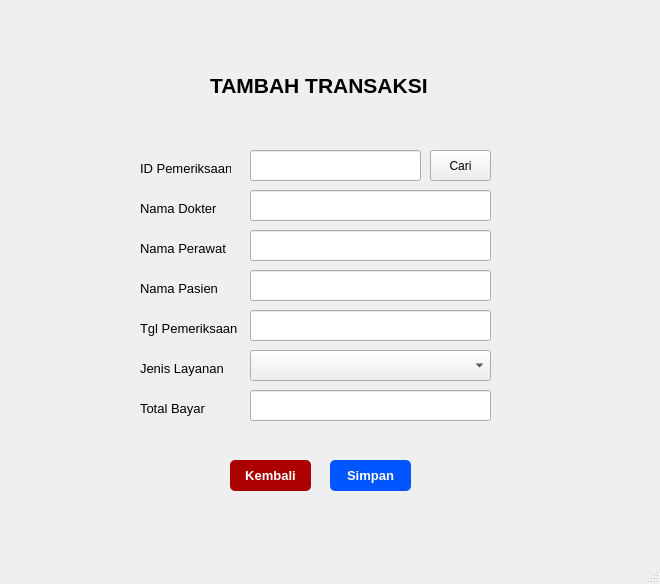
Before: the Qt Designer form form_insert_data_transaksi.ui in naylasalsdev-project/SudiKasusUAS, drawn with Qt 5.
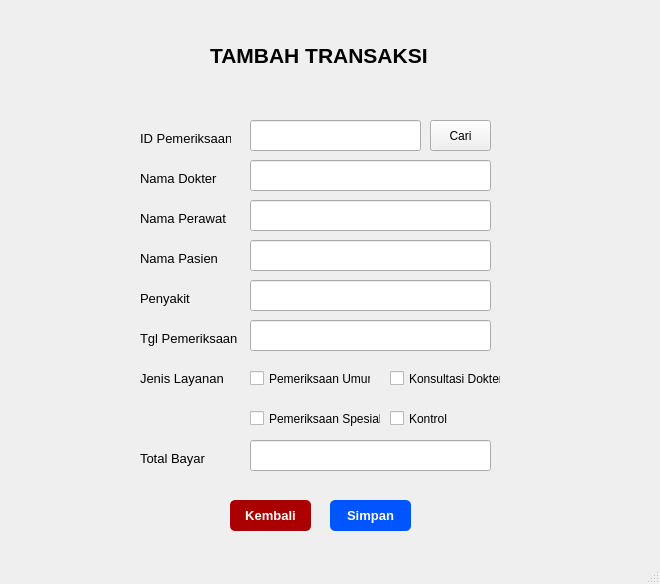
After: the same form once the commit is applied.

Diff of the .ui file:
```diff
--- a/form_insert_data_transaksi.ui
+++ b/form_insert_data_transaksi.ui
@@ -18,7 +18,7 @@
     <property name="geometry">
      <rect>
       <x>210</x>
-      <y>70</y>
+      <y>40</y>
       <width>231</width>
       <height>31</height>
      </rect>
@@ -38,7 +38,7 @@
     <property name="geometry">
      <rect>
       <x>140</x>
-      <y>160</y>
+      <y>130</y>
       <width>91</width>
       <height>16</height>
      </rect>
@@ -56,7 +56,7 @@
     <property name="geometry">
      <rect>
       <x>250</x>
-      <y>150</y>
+      <y>120</y>
       <width>171</width>
       <height>31</height>
      </rect>
@@ -66,7 +66,7 @@
     <property name="geometry">
      <rect>
       <x>140</x>
-      <y>280</y>
+      <y>250</y>
       <width>91</width>
       <height>16</height>
      </rect>
@@ -84,7 +84,7 @@
     <property name="geometry">
      <rect>
       <x>140</x>
-      <y>200</y>
+      <y>170</y>
       <width>91</width>
       <height>16</height>
      </rect>
@@ -102,7 +102,7 @@
     <property name="geometry">
      <rect>
       <x>140</x>
-      <y>240</y>
+      <y>210</y>
       <width>91</width>
       <height>16</height>
      </rect>
@@ -120,7 +120,7 @@
     <property name="geometry">
      <rect>
       <x>140</x>
-      <y>320</y>
+      <y>330</y>
       <width>111</width>
       <height>16</height>
      </rect>
@@ -138,7 +138,7 @@
     <property name="geometry">
      <rect>
       <x>140</x>
-      <y>360</y>
+      <y>370</y>
       <width>91</width>
       <height>16</height>
      </rect>
@@ -156,7 +156,7 @@
     <property name="geometry">
      <rect>
       <x>140</x>
-      <y>400</y>
+      <y>450</y>
       <width>91</width>
       <height>16</height>
      </rect>
@@ -174,7 +174,7 @@
     <property name="geometry">
      <rect>
       <x>250</x>
-      <y>190</y>
+      <y>160</y>
       <width>241</width>
       <height>31</height>
      </rect>
@@ -184,7 +184,7 @@
     <property name="geometry">
      <rect>
       <x>250</x>
-      <y>230</y>
+      <y>200</y>
       <width>241</width>
       <height>31</height>
      </rect>
@@ -194,7 +194,7 @@
     <property name="geometry">
      <rect>
       <x>250</x>
-      <y>270</y>
+      <y>240</y>
       <width>241</width>
       <height>31</height>
      </rect>
@@ -204,7 +204,7 @@
     <property name="geometry">
      <rect>
       <x>250</x>
-      <y>310</y>
+      <y>320</y>
       <width>241</width>
       <height>31</height>
      </rect>
@@ -214,7 +214,7 @@
     <property name="geometry">
      <rect>
       <x>250</x>
-      <y>390</y>
+      <y>440</y>
       <width>241</width>
       <height>31</height>
      </rect>
@@ -224,7 +224,7 @@
     <property name="geometry">
      <rect>
       <x>430</x>
-      <y>150</y>
+      <y>120</y>
       <width>61</width>
       <height>31</height>
      </rect>
@@ -237,7 +237,7 @@
     <property name="geometry">
      <rect>
       <x>330</x>
-      <y>460</y>
+      <y>500</y>
       <width>81</width>
       <height>31</height>
      </rect>
@@ -265,7 +265,7 @@
     <property name="geometry">
      <rect>
       <x>230</x>
-      <y>460</y>
+      <y>500</y>
       <width>81</width>
       <height>31</height>
      </rect>
@@ -289,11 +289,81 @@
      <string>Kembali</string>
     </property>
    </widget>
-   <widget class="QComboBox" name="comboBox">
+   <widget class="QCheckBox" name="checkBox">
     <property name="geometry">
      <rect>
       <x>250</x>
-      <y>350</y>
+      <y>370</y>
+      <width>121</width>
+      <height>17</height>
+     </rect>
+    </property>
+    <property name="text">
+     <string>Pemeriksaan Umum</string>
+    </property>
+   </widget>
+   <widget class="QCheckBox" name="checkBox_2">
+    <property name="geometry">
+     <rect>
+      <x>250</x>
+      <y>410</y>
+      <width>131</width>
+      <height>17</height>
+     </rect>
+    </property>
+    <property name="text">
+     <string>Pemeriksaan Spesialis</string>
+    </property>
+   </widget>
+   <widget class="QCheckBox" name="checkBox_3">
+    <property name="geometry">
+     <rect>
+      <x>390</x>
+      <y>370</y>
+      <width>111</width>
+      <height>17</height>
+     </rect>
+    </property>
+    <property name="text">
+     <string>Konsultasi Dokter</string>
+    </property>
+   </widget>
+   <widget class="QCheckBox" name="checkBox_4">
+    <property name="geometry">
+     <rect>
+      <x>390</x>
+      <y>410</y>
+      <width>70</width>
+      <height>17</height>
+     </rect>
+    </property>
+    <property name="text">
+     <string>Kontrol</string>
+    </property>
+   </widget>
+   <widget class="QLabel" name="label_9">
+    <property name="geometry">
+     <rect>
+      <x>140</x>
+      <y>290</y>
+      <width>91</width>
+      <height>16</height>
+     </rect>
+    </property>
+    <property name="font">
+     <font>
+      <pointsize>10</pointsize>
+     </font>
+    </property>
+    <property name="text">
+     <string>Penyakit</string>
+    </property>
+   </widget>
+   <widget class="QLineEdit" name="lineEdit_5">
+    <property name="geometry">
+     <rect>
+      <x>250</x>
+      <y>280</y>
       <width>241</width>
       <height>31</height>
      </rect>
```
